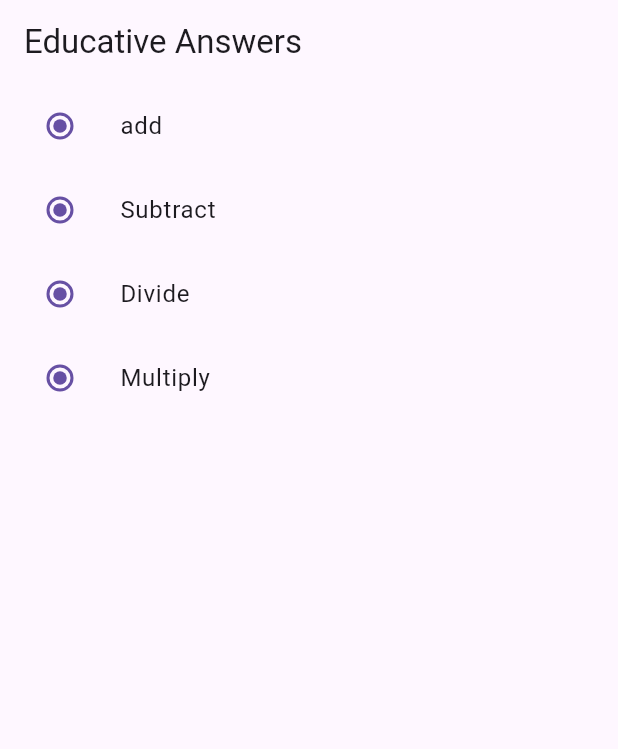
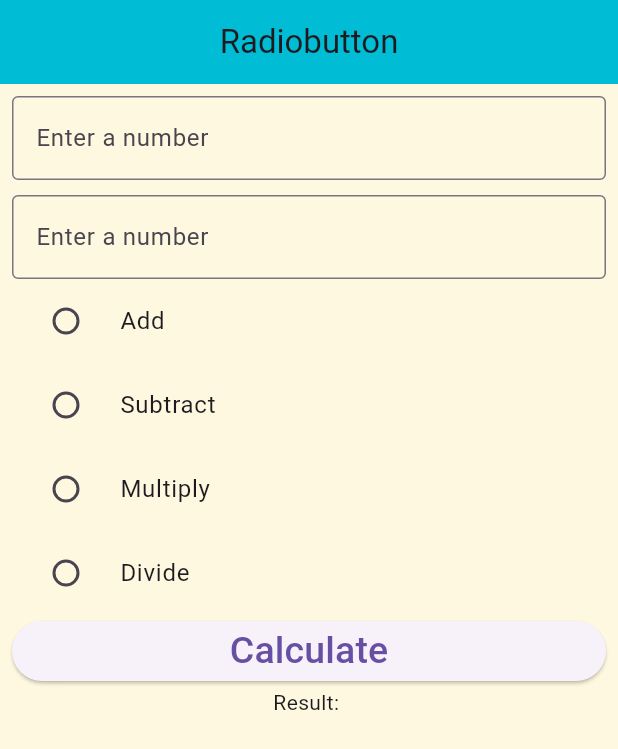
Before and after one commit to nihistha/Mobileapp, a Flutter app: the screen it shows after launch, on a phone screen of 412 x 824 dp. Shown: the top 749 px of the screen. Run offline on Flutter 3.47's test engine with Material 3 defaults, Android fonts, the phone set to English and light mode, and no system bars.

Commit message:
radio button

```diff
--- a/lib/app/app.dart
+++ b/lib/app/app.dart
@@ -7,7 +7,7 @@ import 'package:classworks/screen/layout_screen.dart';
 import 'package:flutter/material.dart';
 import 'package:classworks/screen/hello_world_screen.dart';
 
-import '../screen/radio_button.dart';
+import '../screen/radio_screen.dart';
 
 class App extends StatelessWidget {
  const App({super.key});
@@ -15,7 +15,7 @@ class App extends StatelessWidget {
   @override
   Widget build(BuildContext context) {
     return const MaterialApp(
-      home: RadioButton(),
+      home: RadioScreen(),
     );
 }
 }
--- a/lib/screen/radio_button.dart
+++ /dev/null
@@ -1,85 +0,0 @@
-import 'package:flutter/material.dart';
-
-class RadioButton extends StatefulWidget {
-  const RadioButton({super.key});
-
-  @override
-  State<RadioButton> createState() => _RadioButtonState();
-}
-
-class _RadioButtonState extends State<RadioButton> {
-
-  int? selectedOption = 1;
-
-
-  @override
-  Widget build(BuildContext context) {
-    return Scaffold(
-      appBar: AppBar(title: Text('Educative Answers'),),
-      body: Container(
-
-        child: Column(
-          mainAxisAlignment: MainAxisAlignment.start,
-
-          children: <Widget>[
-            ListTile(
-              title: const Text('add'),
-              leading: Radio<int>(
-                value: 1,
-                groupValue: selectedOption,
-                onChanged: (value) {
-                  setState(() {
-                    selectedOption = value;
-                    print("Button value: $value");
-                  });
-
-                },
-              ),
-            ),
-        ListTile(
-                   title: const Text('Subtract'),
-              leading: Radio<int>(
-              value: 1,
-              groupValue: selectedOption,
-              onChanged: (value) {
-              setState(() {
-              selectedOption = value;
-              print("Button value: $value");
-              });
-              },
-              ),
-        ),
-            ListTile(
-              title: const Text('Divide'),
-              leading: Radio<int>(
-                value: 1,
-                groupValue: selectedOption,
-                onChanged: (value) {
-                  setState(() {
-                    selectedOption = value;
-                    print("Button value: $value");
-                  });
-                },
-              ),
-            ),
-            ListTile(
-              title: const Text('Multiply'),
-              leading: Radio<int>(
-                value: 1,
-                groupValue: selectedOption,
-                onChanged: (value) {
-                  setState(() {
-                    selectedOption = value;
-                    print("Button value: $value");
-                  });
-                },
-              ),
-            ),
-          ],
-        ),
-      ),
-    );
-  }
-
-
-}
--- /dev/null
+++ b/lib/screen/radio_screen.dart
@@ -0,0 +1,144 @@
+import 'package:flutter/material.dart';
+
+class RadioScreen extends StatefulWidget {
+  const RadioScreen({Key? key}) : super(key: key);
+
+  @override
+  State<RadioScreen> createState() => _RadioScreenState();
+}
+
+class _RadioScreenState extends State<RadioScreen> {
+  double? first;
+  double? second;
+  double? output;
+
+  double? _result;
+  final myKey = GlobalKey<FormState>();
+
+  @override
+  Widget build(BuildContext context) {
+    return Scaffold(
+      backgroundColor: Colors.amber[50],
+      appBar: AppBar(
+        title: const Text("Radiobutton"),
+        backgroundColor: Colors.cyan,
+        centerTitle: true,
+      ),
+      body: Form(
+        key: myKey,
+        child: Padding(
+          padding: const EdgeInsets.all(8.0),
+          child: Column(
+            children: [
+              TextFormField(
+                validator: (value) {
+                  if (value == null || value.isEmpty) {
+                    return "Enter a Number";
+                  } else {
+                    return null;
+                  }
+                },
+                onChanged: (value) {
+                  first = double.tryParse(value);
+                },
+                keyboardType: TextInputType.number,
+                decoration: const InputDecoration(
+                  labelText: "Enter a number",
+                  border: OutlineInputBorder(),
+                ),
+              ),
+              const SizedBox(
+                height: 10,
+              ),
+              TextFormField(
+                validator: (value) {
+                  if (value == null || value.isEmpty) {
+                    return "Enter a Number";
+                  } else {
+                    return null;
+                  }
+                },
+                onChanged: (value) {
+                  second = double.tryParse(value);
+                },
+                keyboardType: TextInputType.number,
+                decoration: const InputDecoration(
+                  labelText: "Enter a number",
+                  border: OutlineInputBorder(),
+                ),
+              ),
+              RadioListTile(
+                  title: const Text('Add'),
+                  value: 1.0,
+                  groupValue: _result,
+                  onChanged: (value) {
+                    setState(() {
+                      _result = value;
+                    });
+                  }),
+              RadioListTile(
+                  title: const Text('Subtract'),
+                  value: 2.0,
+                  groupValue: _result,
+                  onChanged: (value) {
+                    setState(() {
+                      _result = value;
+                    });
+                  }),
+              RadioListTile(
+                  title: const Text('Multiply'),
+                  value: 3.0,
+                  groupValue: _result,
+                  onChanged: (value) {
+                    setState(() {
+                      _result = value;
+                    });
+                  }),
+              RadioListTile(
+                  title: const Text('Divide'),
+                  value: 4.0,
+                  groupValue: _result,
+                  onChanged: (value) {
+                    setState(() {
+                      _result = value;
+                    });
+                  }),
+              SizedBox(
+                width: double.infinity,
+                child: ElevatedButton(
+                  onPressed: () {
+                    if (first != null && second != null && _result != null) {
+                      setState(() {
+                        switch (_result) {
+                          case 1.0:
+                            output = first! + second!;
+                            break;
+                          case 2.0:
+                            output = first! - second!;
+                            break;
+                          case 3.0:
+                            output = first! * second!;
+                            break;
+                          case 4.0:
+                            output = first! / second!;
+                            break;
+                        }
+                      });
+                    }
+                  },
+                  child: const Text(
+                    'Calculate',
+                    style: TextStyle(
+                      fontSize: 25,
+                    ),
+                  ),
+                ),
+              ),
+              Text('Result: ${output ?? ""}')
+            ],
+          ),
+        ),
+      ),
+    );
+  }
+}
```
